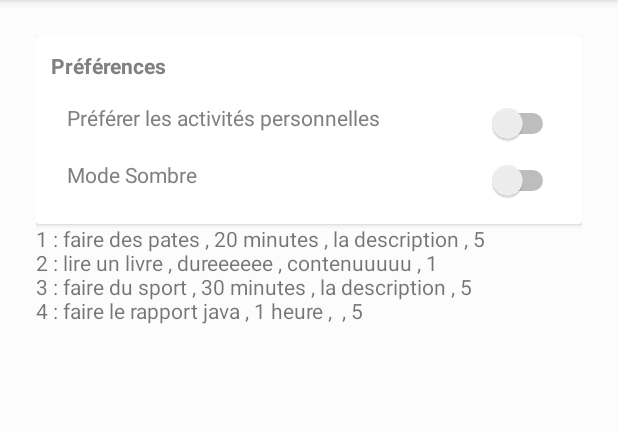
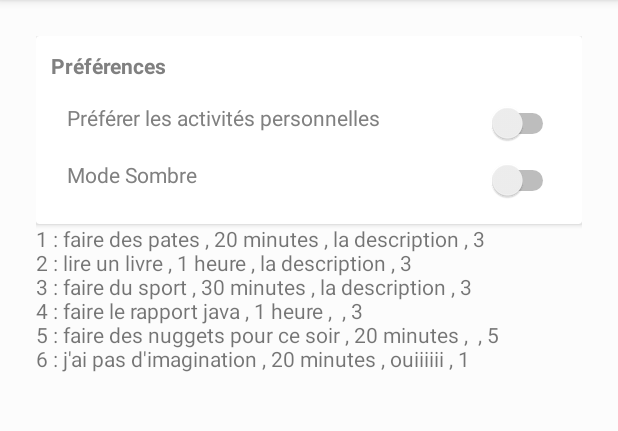
Before and after one commit to thomasNah/Timator_3000, an Android app: the screen it shows after launch (Preferences), after a tap on "PRÉFÉRENCES", on a phone screen of 412 x 824 dp, the part 84-515 px from its top. Run offline under Robolectric (Android 15) with nearby library versions, the light colour scheme and no system bars.

Commit message:
tout marche normalement

```diff
--- a/app/src/main/AndroidManifest.xml
+++ b/app/src/main/AndroidManifest.xml
@@ -12,6 +12,8 @@
 
         <activity android:name=".DatabaseManager"
             android:configChanges="uiMode" />
+        <activity android:name=".EditerIdeeActivity"
+            android:configChanges="uiMode"/>
         <activity android:name=".GererPersoActivity"
             android:configChanges="uiMode" />
         <activity android:name=".IdeeActivity"
--- a/app/src/main/java/fr/ecam/color/timator_3000/MainActivity.java
+++ b/app/src/main/java/fr/ecam/color/timator_3000/MainActivity.java
@@ -68,18 +68,14 @@ public class MainActivity extends AppCompatActivity implements AdapterView.OnIte
         Log.i("DATABASE", String.valueOf(idees.size()));
         if (idees.size() ==0) {
 
-            databaseManager.insertIdee(1, "la description", "20 minutes", "faire des pates", 5); //ajout des données
-            databaseManager.insertIdee(2, "la description", "1 heure", "lire un livre", 5);
-            databaseManager.insertIdee(3, "la description", "30 minutes", "faire du sport", 5);
-            databaseManager.insertIdee(4, "", "1 heure", "faire le rapport java", 5);
+            databaseManager.insertIdee(1, "la description", "20 minutes", "faire des pates", 3); //ajout des données
+            databaseManager.insertIdee(2, "la description", "1 heure", "lire un livre", 3);
+            databaseManager.insertIdee(3, "la description", "30 minutes", "faire du sport", 3);
+            databaseManager.insertIdee(4, "", "1 heure", "faire le rapport java", 3);
+            databaseManager.insertIdee(5,"","20 minutes","faire des nuggets pour ce soir", 5);
+            databaseManager.insertIdee(6,"ouiiiiii","20 minutes","j'ai pas d'imagination",1);
         }
-        String contenu = "contenuuuuu";
-        String duree = "dureeeeee";
-        int note = 1;
-        int id = 2;
-        String str = "update IDEE set contenu = '"+contenu+"' , duree = '"+duree+"', note =" +note+" where idIdee = "+id;
-        //String str = "update IDEE set contenu = 'la bite' , duree = 'ouiiiiii', note = 0 where idIdee = 1";
-        databaseManager.getWritableDatabase().execSQL(str);
+        //databaseManager.setNote(5,3);
         databaseManager.close();
 
     }
--- a/app/src/main/java/fr/ecam/color/timator_3000/Preferences.java
+++ b/app/src/main/java/fr/ecam/color/timator_3000/Preferences.java
@@ -48,7 +48,7 @@ public class Preferences extends AppCompatActivity {
         //ADD BACK BUTTON POUR RETOURNER SUR MAIN ACTIVITY
         getSupportActionBar().setDisplayShowHomeEnabled(true);
         getSupportActionBar().setDisplayHomeAsUpEnabled(true);
-        DatabaseManager databaseManager = new DatabaseManager(this);
+        databaseManager = new DatabaseManager(this);
         List<IdeeData> idees = databaseManager.lireTable();
         String str = "";
         for (int i = 0;i <idees.size();i++){
```
Also changed, not shown: app/src/main/java/fr/ecam/color/timator_3000/DatabaseManager.java (+31 -6 lines), app/src/main/java/fr/ecam/color/timator_3000/IdeeActivity.java (+52 -11 lines), app/src/main/java/fr/ecam/color/timator_3000/IdeeData.java (+0 -19 lines), app/src/main/res/layout/activity_idee.xml (+21 -9 lines).
